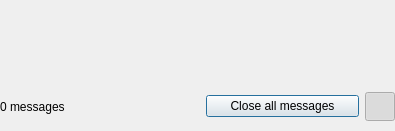
Old version of the form atlas/ui/notifications/NotificationPopup.ui in the repository KJNeko/Atlas.
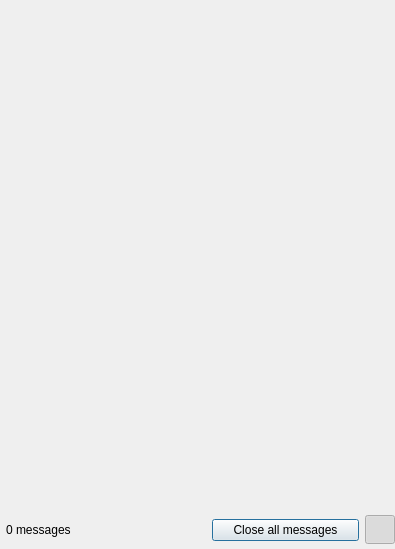
New version of the form. Icons and pictures are not drawn.

Commit message: Fixup notification system and polish it up

Diff of the .ui file:
```diff
--- a/atlas/ui/notifications/NotificationPopup.ui
+++ b/atlas/ui/notifications/NotificationPopup.ui
@@ -7,11 +7,11 @@
     <x>0</x>
     <y>0</y>
     <width>395</width>
-    <height>131</height>
+    <height>549</height>
    </rect>
   </property>
   <property name="sizePolicy">
-   <sizepolicy hsizetype="Fixed" vsizetype="Maximum">
+   <sizepolicy hsizetype="Fixed" vsizetype="Preferred">
     <horstretch>0</horstretch>
     <verstretch>0</verstretch>
    </sizepolicy>
@@ -47,7 +47,7 @@
    <item>
     <widget class="QScrollArea" name="scrollArea">
      <property name="sizePolicy">
-      <sizepolicy hsizetype="Expanding" vsizetype="Maximum">
+      <sizepolicy hsizetype="Expanding" vsizetype="Preferred">
        <horstretch>0</horstretch>
        <verstretch>0</verstretch>
       </sizepolicy>
@@ -104,6 +104,12 @@
        <verstretch>0</verstretch>
       </sizepolicy>
      </property>
+     <property name="maximumSize">
+      <size>
+       <width>16777215</width>
+       <height>38</height>
+      </size>
+     </property>
      <property name="frameShape">
       <enum>QFrame::NoFrame</enum>
      </property>
@@ -111,8 +117,11 @@
       <enum>QFrame::Raised</enum>
      </property>
      <layout class="QHBoxLayout" name="horizontalLayout_2">
+      <property name="spacing">
+       <number>6</number>
+      </property>
       <property name="leftMargin">
-       <number>0</number>
+       <number>6</number>
       </property>
       <property name="topMargin">
        <number>0</number>
```
Left out of the diff: 2 changed lines with no effect on the pictures. The commit also changes 5 other files.
